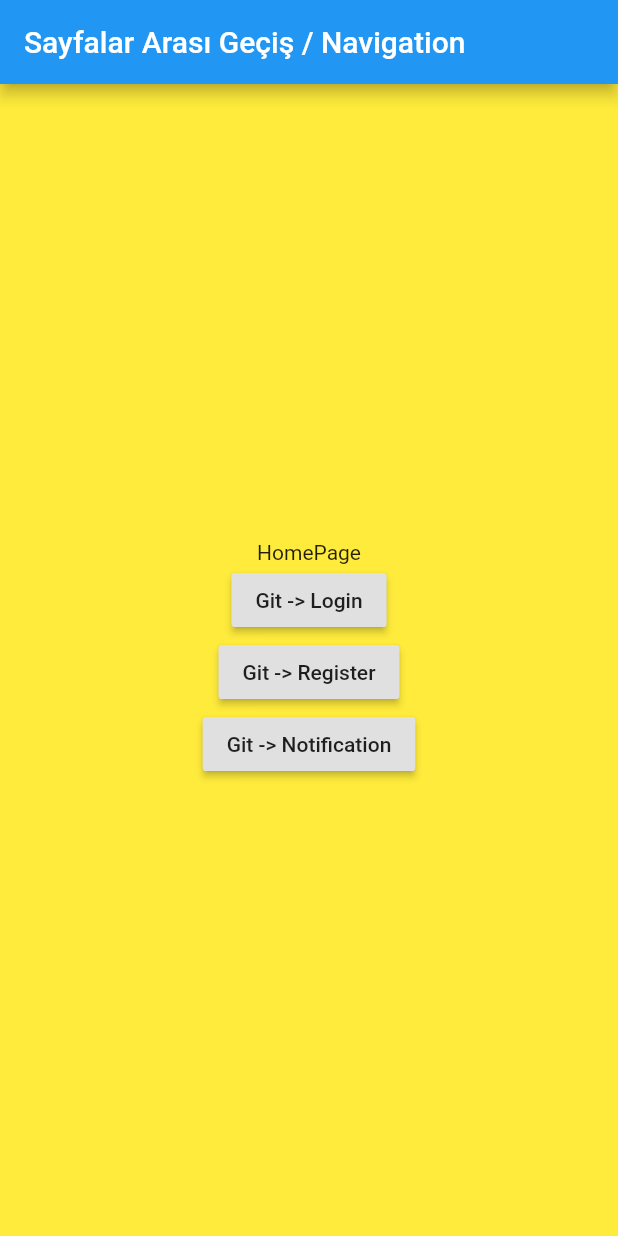
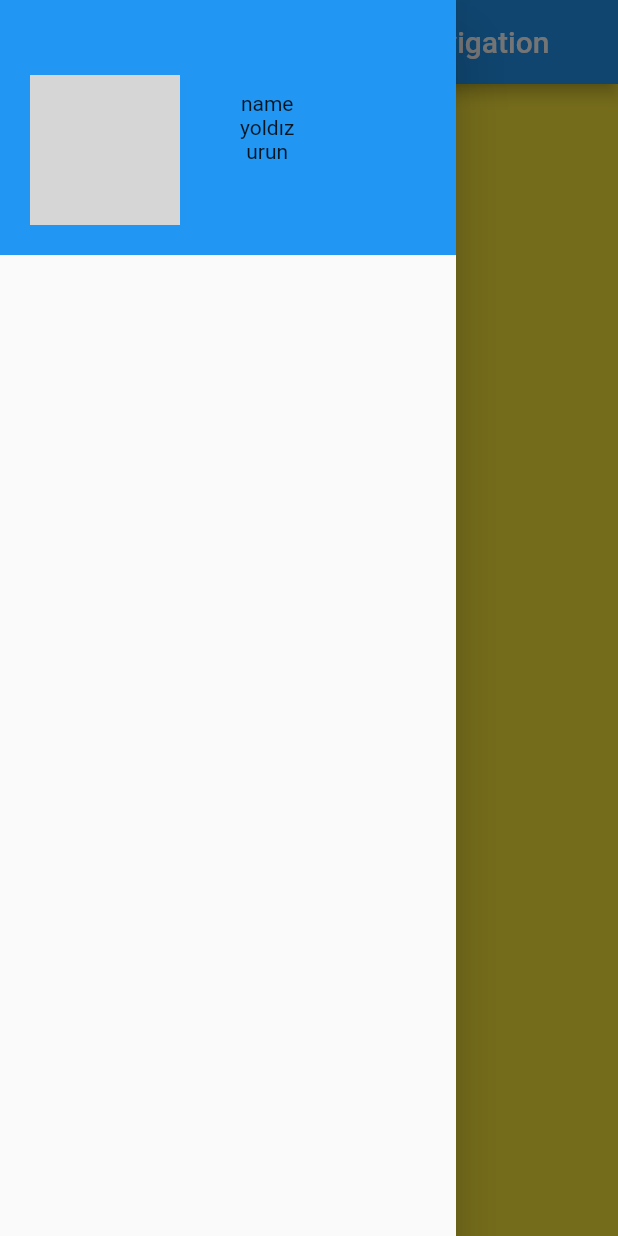
Before and after one commit to dogusipeksac/e-ticaret-aplication, a Flutter app: the screen it shows after launch, with the side drawer open (before the commit the screen has no drawer), on a phone screen of 412 x 824 dp. Run offline on Flutter 3.47's test engine with Material 2 defaults, Android fonts, the phone set to English and light mode, and no system bars; network calls fail; grey boxes are pictures that could not be loaded.

Commit message:
project started

```diff
--- a/lib/main.dart
+++ b/lib/main.dart
@@ -1,10 +1,11 @@
+
+import 'package:e_ticaret_flutter_app/main_drawer.dart';
 import 'package:flutter/material.dart';
 import 'register.dart';
 import 'login.dart';
 import 'notifications.dart';
 import 'message_list.dart';
-import 'my_product.dart';
-import 'ad_detail.dart';
+import 'main_drawer.dart';
 
 
 void main() => runApp(MyApp());
@@ -34,6 +35,7 @@ class HomePage extends StatelessWidget {
     return Scaffold(
       backgroundColor: Colors.yellow,
       appBar: AppBar(title: Text('Sayfalar Arası Geçiş / Navigation')),
+      drawer: MainDrawer(),
       body: Center(
           child: Column(mainAxisAlignment: MainAxisAlignment.center, children: [
             Text('HomePage'),
--- /dev/null
+++ b/lib/main_drawer.dart
@@ -0,0 +1,54 @@
+import 'package:flutter/material.dart';
+import 'package:flutter/rendering.dart';
+
+
+class MainDrawer extends StatelessWidget {
+  @override
+  Widget build(BuildContext context) {
+    return Drawer(
+      child: Column(
+        children: <Widget> [
+        Container(
+          width: double.infinity,
+          padding: EdgeInsets.all(20),
+          color: Theme.of(context).primaryColor,
+          child: Center(
+            child: Row(
+              children:<Widget> [
+                Container(
+                  width: 100,
+                  height: 100,
+                  margin: EdgeInsets.only(top: 30),
+                  decoration: BoxDecoration(
+                    shape: BoxShape.circle,
+                    image: DecorationImage(
+                      image: NetworkImage('https://cdn.pixabay.com/photo/2017/01/31/21/23/avatar-2027366_1280.png'),
+                      fit: BoxFit.fill,
+                    ),
+                  ),
+
+                ),
+                Padding(
+                  padding: const EdgeInsets.only(left: 40),
+                  child: Container(
+                    child: Column(
+                      children: <Widget>[
+                        Text('name'),
+                        Text('yoldız'),
+                        Text('urun'),
+                      ],
+                    ),
+                  ),
+                ),
+
+              ],
+            ),
+          ),
+        ),
+
+
+        ],
+      ),
+    );
+  }
+}
--- a/lib/notifications.dart
+++ b/lib/notifications.dart
@@ -1,4 +1,4 @@
-import 'p/home/dogus/AndroidStudioProjects/navigation_flutter_appackage:flutter/material.dart';
+import 'package:flutter/material.dart';
 
 
 //bildirimler sayfasi
```
Also changed, not shown: lib/for_text_style.dart (added).
